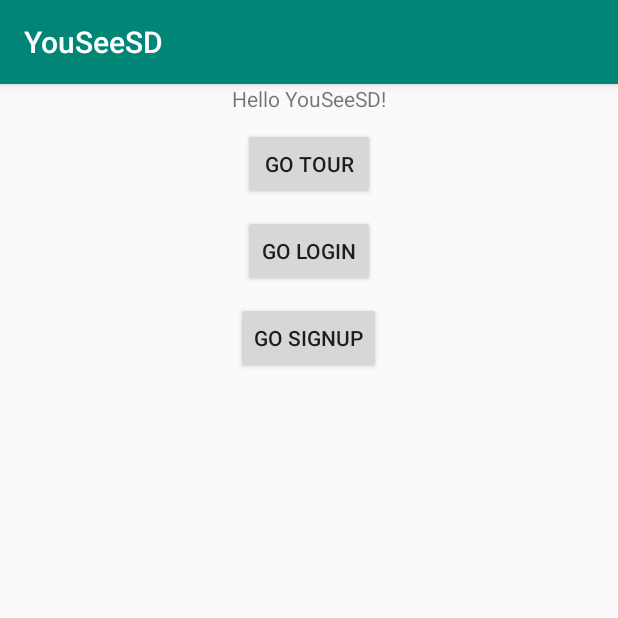
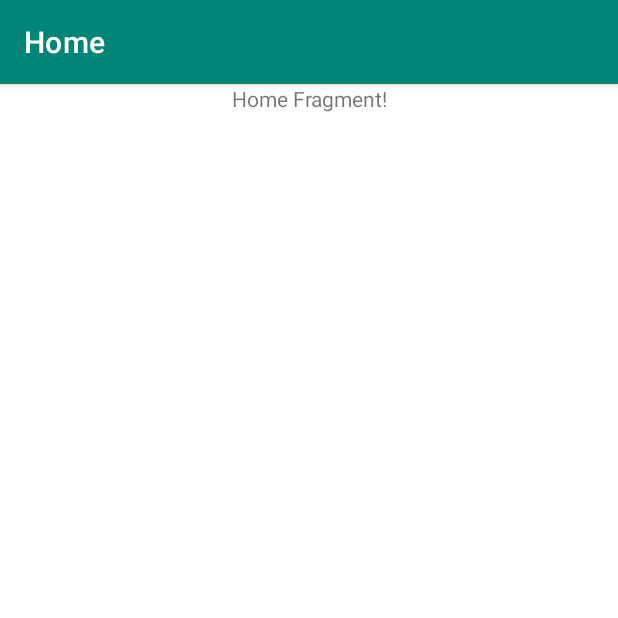
Before and after one commit to Shmaug/YouSeeSD, an Android app: the screen it shows after launch (IntroActivity), on a phone screen of 412 x 824 dp, the top half of it. Run offline under Robolectric (Android 15) with nearby library versions, the phone set to English and light mode, and no system bars; our stand-ins replace Firebase (no records; nobody signed in at launch, a user with empty details on screens opened directly).

Commit message:
fixes compatibility issues and setup HomeActivity

```diff
--- a/app/build.gradle
+++ b/app/build.gradle
@@ -29,10 +29,12 @@ dependencies {
     androidTestImplementation 'com.android.support.test.espresso:espresso-core:3.0.2'
     implementation 'com.android.support:design:28.0.0'
     implementation 'com.android.support.constraint:constraint-layout:1.1.3'
+    implementation 'androidx.constraintlayout:constraintlayout:1.1.2'
     implementation 'com.google.code.gson:gson:2.8.5'
     implementation 'com.google.firebase:firebase-core:16.0.8'
     implementation 'com.google.firebase:firebase-auth:16.2.1'
     implementation 'com.google.android.gms:play-services-auth:16.0.1'
+//    implementation 'com.google.android.material:material:1.0.0'
 }
 
 apply plugin: 'com.google.gms.google-services'
--- a/app/src/main/java/com/beep/youseesd/activity/BaseActivity.java
+++ b/app/src/main/java/com/beep/youseesd/activity/BaseActivity.java
@@ -2,9 +2,9 @@ package com.beep.youseesd.activity;
 
 import android.os.Bundle;
 import android.support.annotation.Nullable;
-import android.support.v7.app.AppCompatActivity;
+import android.support.v4.app.FragmentActivity;
 
-public class BaseActivity extends AppCompatActivity {
+public abstract class BaseActivity extends FragmentActivity {
     @Override
     protected void onCreate(@Nullable Bundle savedInstanceState) {
         super.onCreate(savedInstanceState);
--- a/app/src/main/java/com/beep/youseesd/activity/ForgotPassActivity.java
+++ b/app/src/main/java/com/beep/youseesd/activity/HomeActivity.java
@@ -2,14 +2,14 @@ package com.beep.youseesd.activity;
 
 import android.os.Bundle;
 import android.support.annotation.Nullable;
-import android.support.v7.app.AppCompatActivity;
+import android.support.v4.app.FragmentActivity;
 
 import com.beep.youseesd.R;
 
-public class ForgotPassActivity extends AppCompatActivity {
+public class HomeActivity extends FragmentActivity {
     @Override
     protected void onCreate(@Nullable Bundle savedInstanceState) {
         super.onCreate(savedInstanceState);
-        setContentView(R.layout.activity_forgot_pass);
+        setContentView(R.layout.activity_home);
     }
 }
--- a/app/src/main/java/com/beep/youseesd/activity/IntroActivity.java
+++ b/app/src/main/java/com/beep/youseesd/activity/IntroActivity.java
@@ -1,24 +1,26 @@
 package com.beep.youseesd.activity;
 
-import android.content.Intent;
+import android.graphics.Color;
 import android.os.Bundle;
 import android.support.annotation.Nullable;
-import android.support.v7.app.AppCompatActivity;
-import android.view.View;
+import android.support.v4.app.FragmentTransaction;
+import android.support.v7.widget.Toolbar;
 import android.widget.Button;
 
 import com.beep.youseesd.R;
+import com.beep.youseesd.fragment.HomeFragment;
 import com.beep.youseesd.util.WLog;
 import com.google.firebase.auth.FirebaseAuth;
 import com.google.firebase.auth.FirebaseUser;
 
-public class IntroActivity extends AppCompatActivity {
+import handler.AuthHandler;
+
+public class IntroActivity extends BaseActivity {
 
     private Button mGoTourButton;
-    private Button mGoLoginButton;
-    private Button mGoSignupButton;
     private FirebaseAuth mAuth;
 
+    private Toolbar mToolbar;
 
     @Override
     protected void onCreate(@Nullable Bundle savedInstanceState) {
@@ -26,35 +28,20 @@ public class IntroActivity extends AppCompatActivity {
         setContentView(R.layout.activity_intro);
         WLog.i("intro launched");
 
+        AuthHandler.signinAnonymously(this);
+
         mAuth = FirebaseAuth.getInstance();
         FirebaseUser currentUser = mAuth.getCurrentUser();
-        WLog.i(currentUser != null ? currentUser.getEmail() : "currentUser is null");
+        WLog.i(currentUser != null ? currentUser.getUid() : "currentUser is null");
 
-        mGoTourButton = (Button) findViewById(R.id.go_tour);
-        mGoTourButton.setOnClickListener(new View.OnClickListener() {
-            @Override
-            public void onClick(View v) {
-                Intent intent = new Intent(v.getContext(), OnTourActivity.class);
-                startActivity(intent);
-            }
-        });
+        mToolbar = (Toolbar) findViewById(R.id.toolbar);
+        mToolbar.setTitle(R.string.title_home);
+        mToolbar.setTitleTextColor(Color.WHITE);
 
-        mGoLoginButton = (Button) findViewById(R.id.go_login);
-        mGoLoginButton.setOnClickListener(new View.OnClickListener() {
-            @Override
-            public void onClick(View v) {
-                Intent intent = new Intent(v.getContext(), LoginActivity.class);
-                startActivity(intent);
-            }
-        });
+        HomeFragment homeFragment = new HomeFragment();
 
-        mGoSignupButton = (Button) findViewById(R.id.go_signup);
-        mGoSignupButton.setOnClickListener(new View.OnClickListener() {
-            @Override
-            public void onClick(View v) {
-                Intent intent = new Intent(v.getContext(), SignupActivity.class);
-                startActivity(intent);
-            }
-        });
+        FragmentTransaction transaction = getSupportFragmentManager().beginTransaction();
+        transaction.add(R.id.mainframe, homeFragment);
+        transaction.commit();
     }
 }
--- a/app/src/main/java/com/beep/youseesd/application/App.java
+++ b/app/src/main/java/com/beep/youseesd/application/App.java
@@ -3,6 +3,7 @@ package com.beep.youseesd.application;
 import android.app.Application;
 
 import com.beep.youseesd.util.WLog;
+import com.google.firebase.auth.FirebaseAuth;
 
 public class App extends Application {
 
@@ -14,6 +15,7 @@ public class App extends Application {
         singleton = this;
 
         WLog.i("Our app just started!");
+        FirebaseAuth.getInstance().signOut();
     }
 
     public static App getInstance() {
--- a/app/src/main/java/com/beep/youseesd/fragment/HomeFragment.java
+++ b/app/src/main/java/com/beep/youseesd/fragment/HomeFragment.java
@@ -1,4 +1,24 @@
 package com.beep.youseesd.fragment;
 
-public class HomeFragment {
+import android.os.Bundle;
+import android.support.annotation.NonNull;
+import android.support.annotation.Nullable;
+import android.support.v4.app.Fragment;
+import android.view.LayoutInflater;
+import android.view.View;
+import android.view.ViewGroup;
+
+import com.beep.youseesd.R;
+
+public class HomeFragment extends Fragment {
+    @Nullable
+    @Override
+    public View onCreateView(@NonNull LayoutInflater inflater, @Nullable ViewGroup container, @Nullable Bundle savedInstanceState) {
+        return inflater.inflate(R.layout.fragment_home, container, false);
+    }
+
+    @Override
+    public void onCreate(@Nullable Bundle savedInstanceState) {
+        super.onCreate(savedInstanceState);
+    }
 }
--- a/app/src/main/java/handler/AuthHandler.java
+++ b/app/src/main/java/handler/AuthHandler.java
@@ -1,4 +1,32 @@
 package handler;
 
+import android.app.Activity;
+import android.support.annotation.NonNull;
+
+import com.beep.youseesd.util.WLog;
+import com.google.android.gms.tasks.OnCompleteListener;
+import com.google.android.gms.tasks.Task;
+import com.google.firebase.auth.AuthResult;
+import com.google.firebase.auth.FirebaseAuth;
+import com.google.firebase.auth.FirebaseUser;
+
 public class AuthHandler {
+
+    public static void signinAnonymously(Activity act) {
+        FirebaseAuth.getInstance().signInAnonymously()
+                .addOnCompleteListener(act, new OnCompleteListener<AuthResult>() {
+                    @Override
+                    public void onComplete(@NonNull Task<AuthResult> task) {
+                        if (task.isSuccessful()) {
+                            // Sign in success, update UI with the signed-in user's information
+                            FirebaseUser user = FirebaseAuth.getInstance().getCurrentUser();
+                        } else {
+                            // If sign in fails, display a message to the user.
+                            WLog.i("signInAnonymously:failure");
+                        }
+
+                        // ...
+                    }
+                });
+    }
 }
--- a/app/src/main/res/layout/activity_intro.xml
+++ b/app/src/main/res/layout/activity_intro.xml
@@ -1,43 +1,33 @@
 <?xml version="1.0" encoding="utf-8"?>
-<android.support.constraint.ConstraintLayout xmlns:android="http://schemas.android.com/apk/res/android"
+<android.support.design.widget.CoordinatorLayout xmlns:android="http://schemas.android.com/apk/res/android"
+    xmlns:app="http://schemas.android.com/apk/res-auto"
+    xmlns:tools="http://schemas.android.com/tools"
+    android:id="@+id/coordinator_layout"
     android:layout_width="match_parent"
-    android:layout_height="match_parent">
+    android:layout_height="match_parent"
+    tools:context=".activity.IntroActivity">
 
-    <LinearLayout
+    <android.support.design.widget.AppBarLayout
+        android:id="@+id/app_bar_layout"
         android:layout_width="match_parent"
-        android:layout_height="match_parent"
-        android:orientation="vertical">
+        android:layout_height="wrap_content"
+        app:theme="@style/ThemeOverlay.AppCompat.Dark.ActionBar">
 
-        <TextView
+        <android.support.v7.widget.Toolbar
+            android:id="@+id/toolbar"
             android:layout_width="match_parent"
-            android:layout_height="wrap_content"
-            android:gravity="center"
-            android:text="Hello YouSeeSD!" />
+            android:layout_height="?attr/actionBarSize"
+            android:background="?attr/colorPrimary"
+            android:elevation="3dp"
+            android:minHeight="?attr/actionBarSize"
+            android:theme="@style/ThemeOverlay.AppCompat.ActionBar"
+            app:layout_scrollFlags="scroll|enterAlways" />
+    </android.support.design.widget.AppBarLayout>
 
-        <Button
-            android:id="@+id/go_tour"
-            android:layout_width="wrap_content"
-            android:layout_height="wrap_content"
-            android:layout_gravity="center_horizontal"
-            android:layout_marginTop="10dp"
-            android:text="Go Tour" />
+    <FrameLayout
+        android:id="@+id/mainframe"
+        android:layout_marginTop="?attr/actionBarSize"
+        android:layout_width="match_parent"
+        android:layout_height="match_parent" />
 
-        <Button
-            android:id="@+id/go_login"
-            android:layout_width="wrap_content"
-            android:layout_height="wrap_content"
-            android:layout_gravity="center_horizontal"
-            android:layout_marginTop="10dp"
-            android:text="Go Login" />
-
-        <Button
-            android:id="@+id/go_signup"
-            android:layout_width="wrap_content"
-            android:layout_height="wrap_content"
-            android:layout_gravity="center_horizontal"
-            android:layout_marginTop="10dp"
-            android:text="Go Signup" />
-
-    </LinearLayout>
-
-</android.support.constraint.ConstraintLayout>
+</android.support.design.widget.CoordinatorLayout>
--- /dev/null
+++ b/app/src/main/res/layout/fragment_home.xml
@@ -0,0 +1,14 @@
+<?xml version="1.0" encoding="utf-8"?>
+<android.support.constraint.ConstraintLayout xmlns:android="http://schemas.android.com/apk/res/android"
+    xmlns:tools="http://schemas.android.com/tools"
+    android:layout_width="match_parent"
+    android:layout_height="match_parent">
+
+    <TextView
+        android:layout_width="match_parent"
+        android:layout_height="wrap_content"
+        android:gravity="center"
+        android:text="Home Fragment!"
+        tools:ignore="MissingConstraints" />
+
+</android.support.constraint.ConstraintLayout>
--- a/app/src/main/res/values/strings.xml
+++ b/app/src/main/res/values/strings.xml
@@ -7,4 +7,5 @@
     <string name="title_home">Home</string>
     <string name="title_dashboard">Dashboard</string>
     <string name="title_notifications">Notifications</string>
+    <string name="appbar_scrolling_view_behavior" translatable="false">android.support.design.widget.AppBarLayout$ScrollingViewBehavior</string>
 </resources>
--- a/app/src/main/res/values/styles.xml
+++ b/app/src/main/res/values/styles.xml
@@ -1,6 +1,6 @@
 <resources>
 
-    <style name="AppTheme" parent="Theme.AppCompat.Light.DarkActionBar">
+    <style name="AppTheme" parent="Theme.MaterialComponents.Light.DarkActionBar">
         <item name="colorPrimary">@color/colorPrimary</item>
         <item name="colorPrimaryDark">@color/colorPrimaryDark</item>
         <item name="colorAccent">@color/colorAccent</item>
```
Also changed, not shown: app/src/main/AndroidManifest.xml (+4 -10 lines), app/src/main/java/com/beep/youseesd/activity/LoginActivity.java (deleted, +0 -49 lines), app/src/main/java/com/beep/youseesd/activity/SignupActivity.java (deleted, +0 -45 lines), app/src/main/res/layout/activity_home.xml (added, +25 -0 lines), build.gradle (line endings or trailing spaces).
